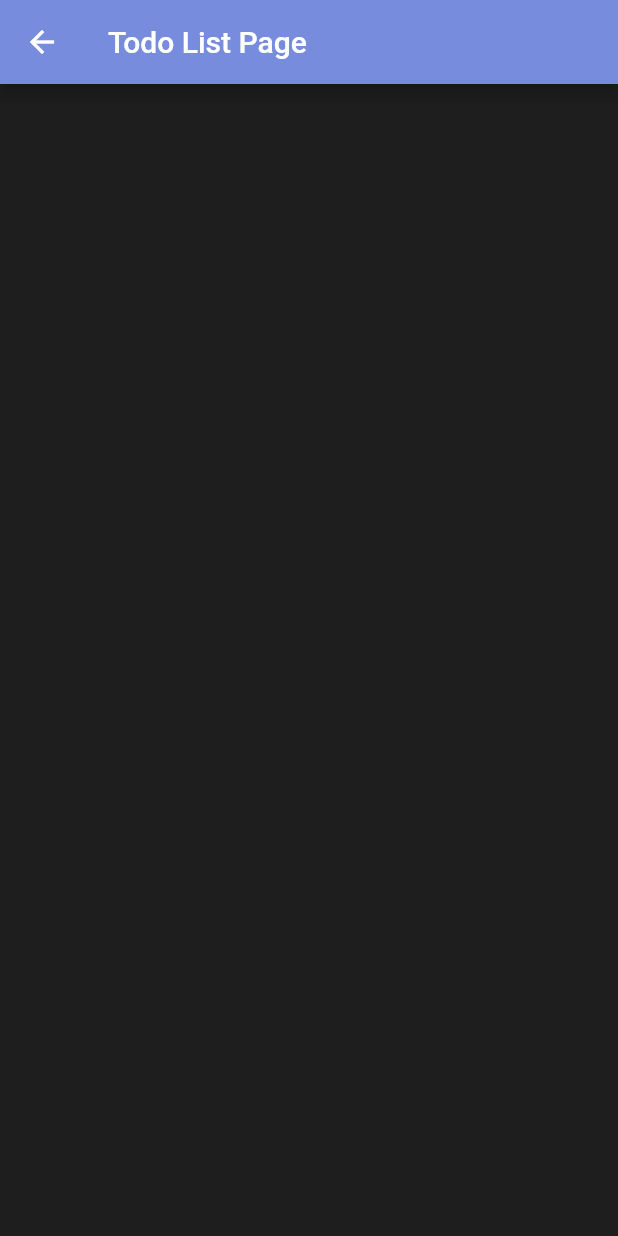
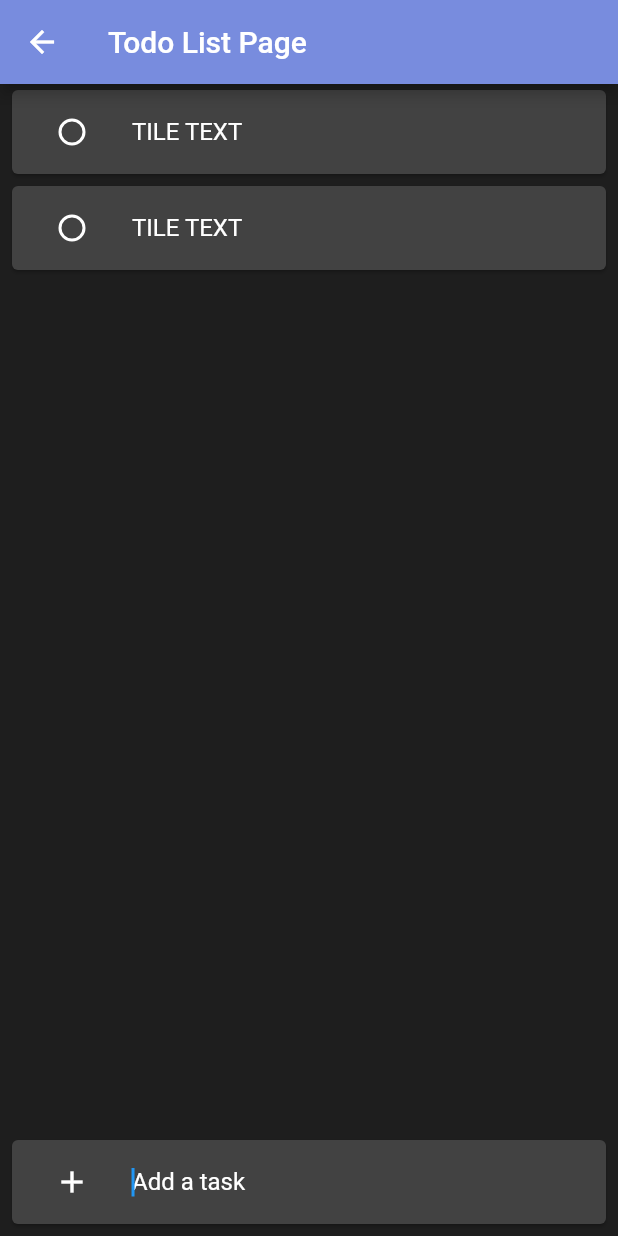
Before and after one commit to samuelobe/todolistapp, a Flutter app: the TodoPage screen opened directly, on a phone screen of 412 x 824 dp. Run offline on Flutter 3.47's test engine with Material 2 defaults, Android fonts, the phone set to English and light mode, and no system bars; our stand-ins replace bloc, equatable, flutter_bloc.

Commit message:
Added a lot of changes

```diff
--- /dev/null
+++ b/lib/cubit/todo_cubit.dart
@@ -0,0 +1,8 @@
+import 'package:bloc/bloc.dart';
+import 'package:todolistapp/models/todo.dart';
+
+class TodoCubit extends Cubit<List<Todo>> {
+  TodoCubit() : super([]);
+
+  void addTodo(Todo item) => emit(state);
+}
--- /dev/null
+++ b/lib/models/todo.dart
@@ -0,0 +1,15 @@
+import 'package:equatable/equatable.dart';
+
+class Todo extends Equatable {
+  final bool isSelected;
+  final String taskName;
+
+  const Todo({
+    required this.isSelected,
+    required this.taskName
+  });
+
+  @override
+  // TODO: implement props
+  List<Object?> get props => [isSelected, taskName];
+}
--- a/lib/pages/todo_page.dart
+++ b/lib/pages/todo_page.dart
@@ -1,4 +1,5 @@
 import 'package:flutter/material.dart';
+import 'package:todolistapp/widgets/todo_item.dart';
 
 class TodoPage extends StatefulWidget {
   const TodoPage({Key? key}) : super(key: key);
@@ -11,7 +12,40 @@ class _TodoPageState extends State<TodoPage> {
   @override
   Widget build(BuildContext context) {
     return Scaffold(
-      appBar: AppBar(title: const Text("Todo List Page"),)
+      appBar: AppBar(
+        title: const Text("Todo List Page"),
+      ),
+      body: Stack(
+        children: [
+          ListView(
+            children: const [TodoItem(), TodoItem()],
+          ),
+          Column(
+            mainAxisAlignment: MainAxisAlignment.end,
+            children: [
+              Padding(
+                padding: const EdgeInsets.all(4.0),
+                child: Card(
+                    child: ListTile(
+                      leading: IconButton(
+                        color: Colors.white,
+                        icon: const Icon(Icons.add),
+                        onPressed: () {},
+                      ),
+                      title: const TextField(
+                        autofocus: true,
+                        decoration: InputDecoration(
+                            hintStyle: TextStyle(color: Colors.white),
+                            hintText: "Add a task",
+                            border: InputBorder.none),
+                      ),
+                    ),
+                    color: Colors.grey[800]),
+              ),
+            ],
+          )
+        ],
+      ),
     );
   }
 }
--- /dev/null
+++ b/lib/widgets/todo_item.dart
@@ -0,0 +1,38 @@
+import 'package:flutter/material.dart';
+
+class TodoItem extends StatefulWidget {
+  final String? text;
+  const TodoItem({Key? key, this.text}) : super(key: key);
+
+  @override
+  _TodoItemState createState() => _TodoItemState();
+}
+
+class _TodoItemState extends State<TodoItem> {
+  bool isChecked = false;
+
+  @override
+  Widget build(BuildContext context) {
+    return Padding(
+      padding: const EdgeInsets.only(left: 4, right: 4),
+      child: Card(
+        color: Colors.grey[800],
+        child: ListTile(
+          leading: Checkbox(
+              value: isChecked,
+              activeColor: const Color.fromRGBO(120, 140, 222, 1),
+              shape: const CircleBorder(),
+              onChanged: (value) {
+                setState(() {
+                  isChecked = value!;
+                });
+              }),
+          title: Text(
+            widget.text ?? "TILE TEXT",
+            style: const TextStyle(color: Colors.white),
+          ),
+        ),
+      ),
+    );
+  }
+}
--- a/pubspec.yaml
+++ b/pubspec.yaml
@@ -35,8 +35,8 @@ dependencies:
   # Use with the CupertinoIcons class for iOS style icons.
   cupertino_icons: ^1.0.2
   flutter_bloc: ^8.0.1
-  firebase_core: ^1.11.0
-  shared_preferences: ^2.0.12
+  equatable: ^2.0.3
+  uuid: ^3.0.5
 
 dev_dependencies:
   flutter_test:
```
Also changed, not shown: lib/main.dart (+7 -1 lines), lib/pages/login_page.dart (+4 -52 lines), lib/widgets/login_text_field.dart (added, +46 -0 lines), pubspec.lock.
